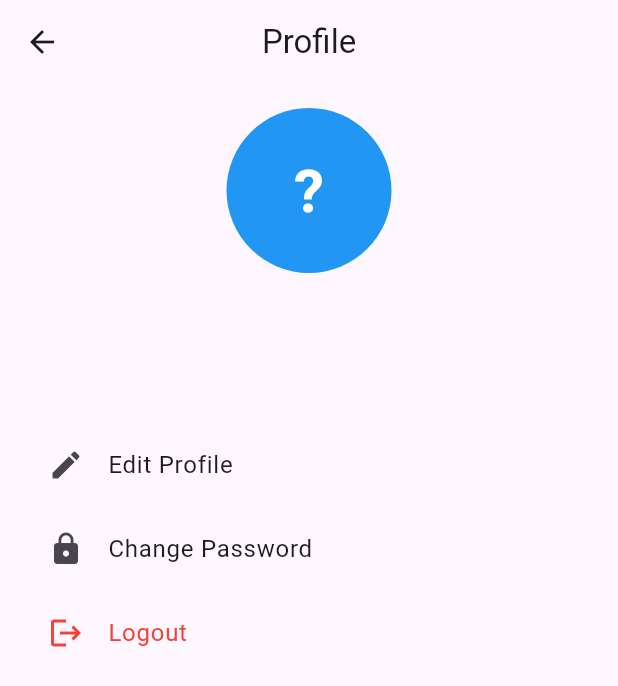
After one commit to Nikhil002531/flutterTest, a Flutter app: the DashboardProfileScreen screen opened directly, on a phone screen of 412 x 824 dp. The commit adds this screen. Shown: the top 686 px of the screen. Run offline on Flutter 3.47's test engine with Material 3 defaults, Android fonts, the phone set to English and light mode, and no system bars; our stand-ins replace cloud_firestore, firebase_auth, firebase_core, flutter_map, geocoding, geolocator and 5 more; missing offline and left inert: flutter_map_heatmap; accounts and stored records are empty.

Commit message:
updated dashboard

```diff
--- /dev/null
+++ b/lib/screens/dashboard_profile_screen.dart
@@ -0,0 +1,155 @@
+import 'package:flutter/material.dart';
+import 'package:firebase_auth/firebase_auth.dart';
+import 'package:cloud_firestore/cloud_firestore.dart';
+
+import 'profile_screen.dart';
+
+class DashboardProfileScreen extends StatefulWidget {
+  const DashboardProfileScreen({super.key});
+
+  @override
+  State<DashboardProfileScreen> createState() =>
+      _DashboardProfileScreenState();
+}
+
+class _DashboardProfileScreenState extends State<DashboardProfileScreen> {
+  final user = FirebaseAuth.instance.currentUser;
+
+  String fullName = "";
+  String email = "";
+  String bio = "";
+
+  bool loading = true;
+
+  @override
+  void initState() {
+    super.initState();
+    _loadUserProfile();
+  }
+
+  Future<void> _loadUserProfile() async {
+    if (user == null) return;
+
+    final doc = await FirebaseFirestore.instance
+        .collection('users')
+        .doc(user!.uid)
+        .get();
+
+    if (doc.exists) {
+      setState(() {
+        fullName = doc['fullName'] ?? 'No Name';
+        bio = doc['bio'] ?? '';
+        email = user!.email ?? '';
+        loading = false;
+      });
+    } else {
+      setState(() {
+        email = user!.email ?? '';
+        loading = false;
+      });
+    }
+  }
+
+  void _logout() async {
+    await FirebaseAuth.instance.signOut();
+    Navigator.of(context).popUntil((route) => route.isFirst);
+  }
+
+  @override
+  Widget build(BuildContext context) {
+    return Scaffold(
+      appBar: AppBar(
+        title: const Text("Profile"),
+        centerTitle: true,
+      ),
+      body: loading
+          ? const Center(child: CircularProgressIndicator())
+          : Padding(
+              padding: const EdgeInsets.all(16),
+              child: Column(
+                children: [
+                  CircleAvatar(
+                    radius: 55,
+                    backgroundColor: Colors.blue,
+                    child: Text(
+                      fullName.isNotEmpty
+                          ? fullName[0].toUpperCase()
+                          : "?",
+                      style: const TextStyle(
+                        fontSize: 40,
+                        color: Colors.white,
+                        fontWeight: FontWeight.bold,
+                      ),
+                    ),
+                  ),
+                  const SizedBox(height: 16),
+
+                  Text(
+                    fullName,
+                    style: const TextStyle(
+                      fontSize: 20,
+                      fontWeight: FontWeight.bold,
+                    ),
+                  ),
+                  const SizedBox(height: 4),
+
+                  Text(
+                    email,
+                    style: const TextStyle(
+                      fontSize: 14,
+                      color: Colors.grey,
+                    ),
+                  ),
+
+                  if (bio.isNotEmpty) ...[
+                    const SizedBox(height: 10),
+                    Text(
+                      bio,
+                      textAlign: TextAlign.center,
+                      style: const TextStyle(color: Colors.black54),
+                    ),
+                  ],
+
+                  const SizedBox(height: 30),
+
+                  ListTile(
+                    leading: const Icon(Icons.edit),
+                    title: const Text("Edit Profile"),
+                    onTap: () async {
+                      await Navigator.push(
+                        context,
+                        MaterialPageRoute(
+                          builder: (_) => ProfileScreen(),
+                        ),
+                      );
+                      _loadUserProfile(); // 🔄 refresh after edit
+                    },
+                  ),
+
+                  ListTile(
+                    leading: const Icon(Icons.lock),
+                    title: const Text("Change Password"),
+                    onTap: () {
+                      ScaffoldMessenger.of(context).showSnackBar(
+                        const SnackBar(
+                          content:
+                              Text("Password change coming soon"),
+                        ),
+                      );
+                    },
+                  ),
+
+                  ListTile(
+                    leading: const Icon(Icons.logout, color: Colors.red),
+                    title: const Text(
+                      "Logout",
+                      style: TextStyle(color: Colors.red),
+                    ),
+                    onTap: _logout,
+                  ),
+                ],
+              ),
+            ),
+    );
+  }
+}
```
Also changed, not shown: lib/screens/dashboard_report_screen.dart (added, +42 -0 lines), lib/screens/dashboard_screen.dart (+32 -10 lines), lib/screens/settings_screen.dart (added, +47 -0 lines).
